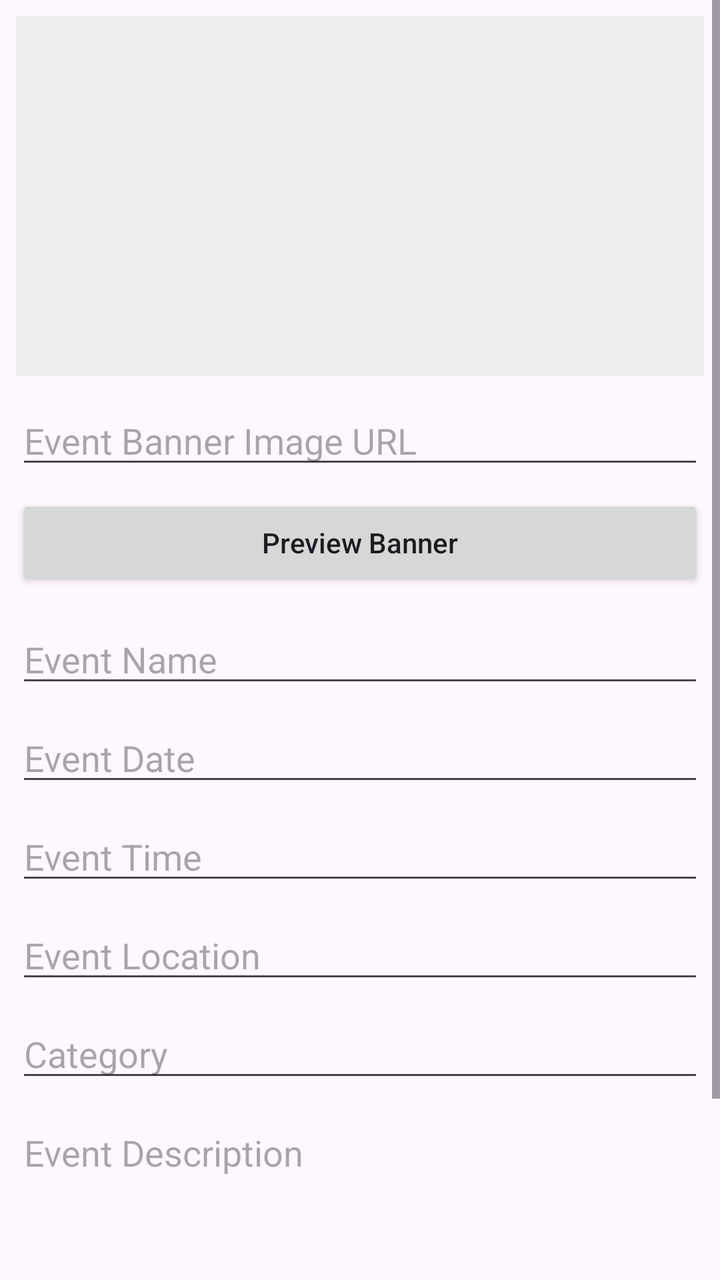
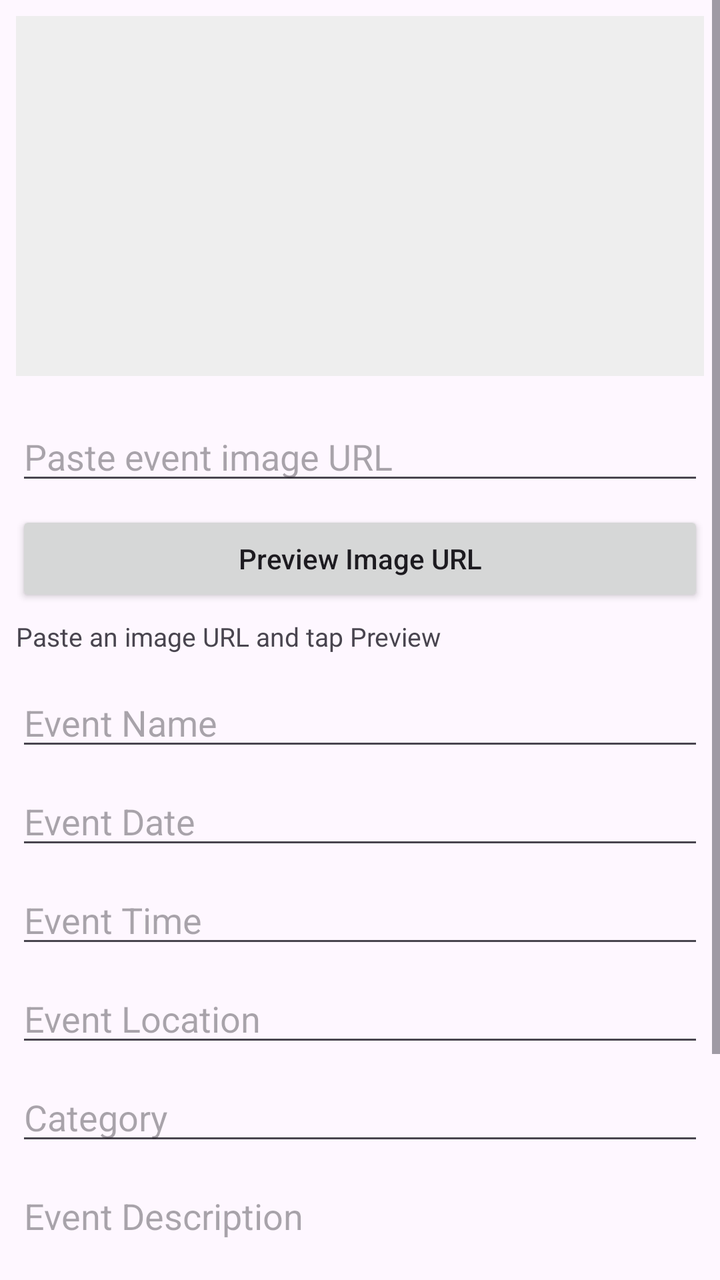

The first picture is an Android layout as it rendered before a commit; the second is the same layout after the commit. The layout source and the unified diff follow.
<!-- AndroidManifest.xml: application theme Theme.Festive_hub -->
<!-- res/layout/dialog_event_form.xml -->
<?xml version="1.0" encoding="utf-8"?>
<ScrollView
    xmlns:android="http://schemas.android.com/apk/res/android"
    android:layout_width="match_parent"
    android:layout_height="wrap_content">

    <LinearLayout
        android:layout_width="match_parent"
        android:layout_height="wrap_content"
        android:orientation="vertical"
        android:padding="8dp">

        <ImageView
            android:id="@+id/ivEventBanner"
            android:layout_width="match_parent"
            android:layout_height="180dp"
            android:layout_marginBottom="10dp"
            android:background="#EEEEEE"
            android:contentDescription="Event Banner"
            android:scaleType="centerCrop" />

        <EditText
            android:id="@+id/etEventBannerUrl"
            android:layout_width="match_parent"
            android:layout_height="wrap_content"
            android:hint="Event Banner Image URL"
            android:inputType="textUri"
            android:singleLine="true" />

        <Button
            android:id="@+id/btnPreviewBanner"
            android:layout_width="match_parent"
            android:layout_height="48dp"
            android:layout_marginTop="8dp"
            android:text="Preview Banner"
            android:textAllCaps="false" />

        <EditText
            android:id="@+id/etEventName"
            android:layout_width="match_parent"
            android:layout_height="wrap_content"
            android:layout_marginTop="12dp"
            android:hint="Event Name"
            android:inputType="textCapSentences" />

        <EditText
            android:id="@+id/etEventDate"
            android:layout_width="match_parent"
            android:layout_height="wrap_content"
            android:layout_marginTop="8dp"
            android:hint="Event Date"
            android:inputType="text" />

        <EditText
            android:id="@+id/etEventTime"
            android:layout_width="match_parent"
            android:layout_height="wrap_content"
            android:layout_marginTop="8dp"
            android:hint="Event Time"
            android:inputType="text" />

        <EditText
            android:id="@+id/etEventLocation"
            android:layout_width="match_parent"
            android:layout_height="wrap_content"
            android:layout_marginTop="8dp"
            android:hint="Event Location"
            android:inputType="textCapSentences" />

        <EditText
            android:id="@+id/etEventCategory"
            android:layout_width="match_parent"
            android:layout_height="wrap_content"
            android:layout_marginTop="8dp"
            android:hint="Category"
            android:inputType="textCapSentences" />

        <EditText
            android:id="@+id/etEventDescription"
            android:layout_width="match_parent"
            android:layout_height="120dp"
            android:layout_marginTop="8dp"
            android:gravity="top"
            android:hint="Event Description"
            android:inputType="textMultiLine" />

        <TextView
            android:id="@+id/tvAssignVolunteer"
            android:layout_width="match_parent"
            android:layout_height="wrap_content"
            android:layout_marginTop="12dp"
            android:text="Assign Volunteer"
            android:textSize="16sp"
            android:textStyle="bold" />

        <Spinner
            android:id="@+id/spinnerVolunteer"
            android:layout_width="match_parent"
            android:layout_height="wrap_content"
            android:layout_marginTop="6dp" />

    </LinearLayout>

</ScrollView>
<!-- resources referenced by this layout -->
<resources>
  <style name="Theme.Festive_hub" parent="Base.Theme.Festive_hub" />
  <style name="Base.Theme.Festive_hub" parent="Theme.Material3.DayNight.NoActionBar">
          
          
      </style>
</resources>

<!-- the commit's change to res/layout/dialog_event_form.xml (unified diff, before → after) -->
@@ -23,7 +23,8 @@
             android:id="@+id/etEventBannerUrl"
             android:layout_width="match_parent"
             android:layout_height="wrap_content"
-            android:hint="Event Banner Image URL"
+            android:layout_marginTop="8dp"
+            android:hint="Paste event image URL"
             android:inputType="textUri"
             android:singleLine="true" />
 
@@ -32,8 +33,16 @@
             android:layout_width="match_parent"
             android:layout_height="48dp"
             android:layout_marginTop="8dp"
-            android:text="Preview Banner"
+            android:text="Preview Image URL"
             android:textAllCaps="false" />
+
+        <TextView
+            android:id="@+id/tvBannerUploadStatus"
+            android:layout_width="match_parent"
+            android:layout_height="wrap_content"
+            android:layout_marginTop="6dp"
+            android:text="Paste an image URL and tap Preview"
+            android:textSize="13sp" />
 
         <EditText
             android:id="@+id/etEventName"
